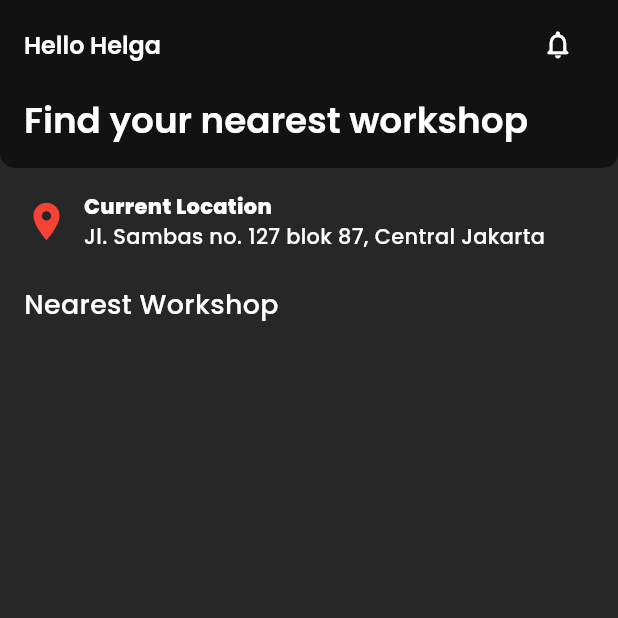
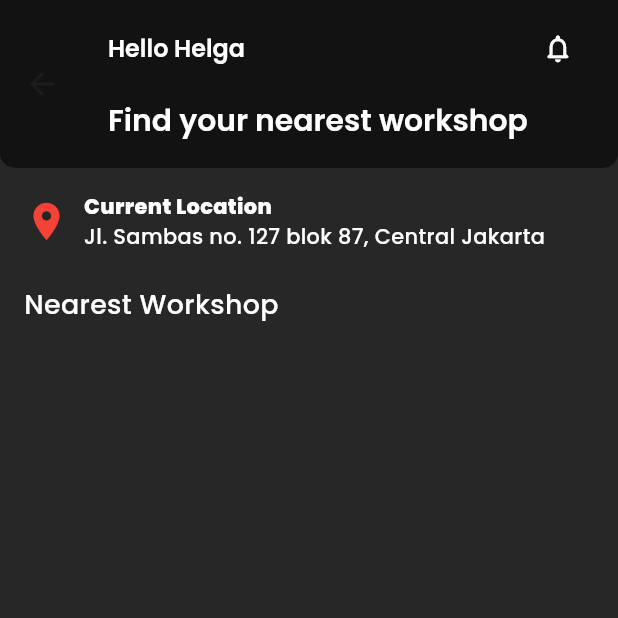
Before and after one commit to AhmadNaufal2525/OtoServe, a Flutter app: the FindBengkelScreen screen opened by its route, on a phone screen of 412 x 824 dp, the top half of it. Run offline on Flutter 3.47's test engine with Material 3 defaults, Android fonts, the phone set to English and light mode, and no system bars; our stand-ins replace cloud_firestore, firebase_core, flutter_screenutil, google_fonts, lottie; accounts and stored records are empty; network calls fail.

Commit message:
update project

```diff
--- a/lib/src/presentation/screen/emergencyService/emergency_service_screen.dart
+++ b/lib/src/presentation/screen/emergencyService/emergency_service_screen.dart
@@ -22,7 +22,7 @@ class _EmergencyServiceScreenState extends State<EmergencyServiceScreen> {
             bottomRight: Radius.circular(10),
           ),
         ),
-        automaticallyImplyLeading: false,
+        automaticallyImplyLeading: true,
         centerTitle: false,
         toolbarHeight: 100.h,
         title: Column(
--- a/lib/src/presentation/screen/emergencyService/widgets/bengkel_emergency_widget.dart
+++ b/lib/src/presentation/screen/emergencyService/widgets/bengkel_emergency_widget.dart
@@ -18,7 +18,7 @@ class BengkelEmergencyWidget extends StatelessWidget {
             bottomRight: Radius.circular(10),
           ),
         ),
-        automaticallyImplyLeading: false,
+        automaticallyImplyLeading: true,
         centerTitle: false,
         toolbarHeight: 100.h,
         title: Column(
--- a/lib/src/presentation/screen/emergencyService/widgets/chat_widget.dart
+++ b/lib/src/presentation/screen/emergencyService/widgets/chat_widget.dart
@@ -23,7 +23,7 @@ class _ChatWidgetState extends State<ChatWidget> {
             bottomRight: Radius.circular(10),
           ),
         ),
-        automaticallyImplyLeading: false,
+        automaticallyImplyLeading: true,
         centerTitle: false,
         toolbarHeight: 100.h,
         title: Column(
--- a/lib/src/presentation/screen/findBengkel/find_bengkel_screen.dart
+++ b/lib/src/presentation/screen/findBengkel/find_bengkel_screen.dart
@@ -13,58 +13,6 @@ class FindBengkelScreen extends StatefulWidget {
 }
 
 class _FindBengkelScreenState extends State<FindBengkelScreen> {
-  List<Map<String, dynamic>> bengkelData = [
-    {
-      'image': 'assets/images/bengkel.png',
-      'text': 'Bengkel Tesla',
-      'rate': '4.9',
-      'jarak': '1.5 km',
-      'status': 'Open',
-    },
-    {
-      'image': 'assets/images/bengkel.png',
-      'text': 'Bengkel Fusion',
-      'rate': '4.7',
-      'jarak': '2.2 km',
-      'status': 'Closed',
-    },
-    {
-      'image': 'assets/images/bengkel.png',
-      'text': 'Bengkel Fusion',
-      'rate': '4.7',
-      'jarak': '2.2 km',
-      'status': 'Closed',
-    },
-    {
-      'image': 'assets/images/bengkel.png',
-      'text': 'Bengkel Fusion',
-      'rate': '4.7',
-      'jarak': '2.2 km',
-      'status': 'Closed',
-    },
-    {
-      'image': 'assets/images/bengkel.png',
-      'text': 'Bengkel Fusion',
-      'rate': '4.7',
-      'jarak': '2.2 km',
-      'status': 'Closed',
-    },
-    {
-      'image': 'assets/images/bengkel.png',
-      'text': 'Bengkel Fusion',
-      'rate': '4.7',
-      'jarak': '2.2 km',
-      'status': 'Closed',
-    },
-    {
-      'image': 'assets/images/bengkel.png',
-      'text': 'Bengkel Fusion',
-      'rate': '4.7',
-      'jarak': '2.2 km',
-      'status': 'Closed',
-    },
-  ];
-
   @override
   Widget build(BuildContext context) {
     return Scaffold(
@@ -75,7 +23,7 @@ class _FindBengkelScreenState extends State<FindBengkelScreen> {
             bottomRight: Radius.circular(10),
           ),
         ),
-        automaticallyImplyLeading: false,
+        automaticallyImplyLeading: true,
         centerTitle: false,
         toolbarHeight: 100.h,
         title: Column(
@@ -114,7 +62,7 @@ class _FindBengkelScreenState extends State<FindBengkelScreen> {
                 style: TextStyle(
                   color: Colors.white,
                   fontWeight: FontWeight.w600,
-                  fontSize: 24.sp,
+                  fontSize: 20.sp,
                 ),
               ),
             ),
```
Also changed, not shown: firebase.json, 1 other file.
